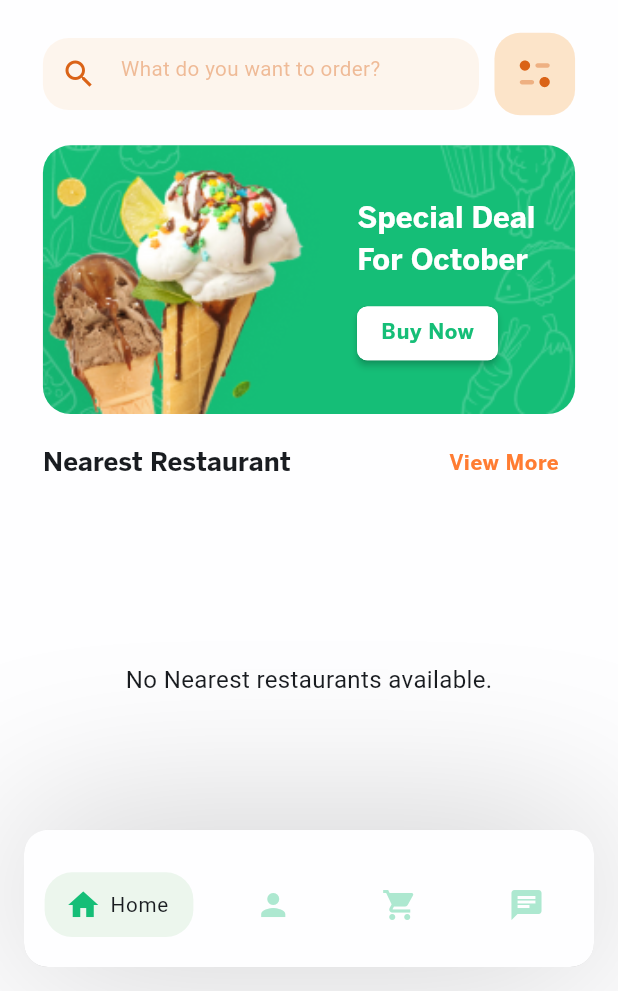
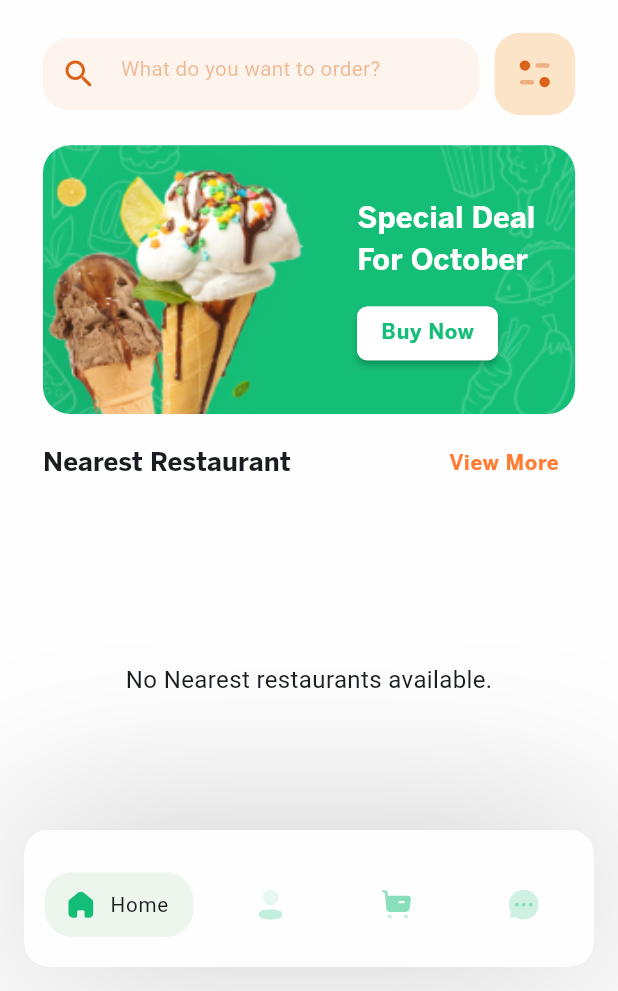
Before and after one commit to mahafarghaly/Food-Delivery, a Flutter app: the screen it shows after launch, on a phone screen of 412 x 824 dp, the part 245-1236 px from its top. Run offline on Flutter 3.47's test engine with Material 3 defaults, Android fonts, the phone set to English and light mode, and no system bars; our stand-ins replace bloc, cloud_firestore, equatable, firebase_core, flutter_bloc, flutter_screenutil and 3 more; accounts and stored records are empty; Roboto replaces fonts that are missing (BentonSans Medium).

Commit message:
update botom nav icon

```diff
--- a/lib/app.dart
+++ b/lib/app.dart
@@ -36,9 +36,9 @@ class FoodDeliveryApp extends StatelessWidget {
 
           final screens = [
           const HomeScreen(),
-            const Center(child: Text("Search Screen")),
             const Center(child: Text("Profile Screen")),
-            const Center(child: Text("Profile Screen")),
+            const Center(child: Text("Cart Screen")),
+            const Center(child: Text("Chat Screen")),
           ];
           return Scaffold(
             body: Stack(
@@ -78,24 +78,24 @@ class FoodDeliveryApp extends StatelessWidget {
                   items: [
                     buildNavItem(
                       context,
-                      icon: Icons.home,
+                      icon: AppAssets.home,
                       label: "Home",
                       isSelected: state.currentIndex == 0,
                     ),
                     buildNavItem(
                       context,
-                      icon: Icons.person,
+                      icon: AppAssets.profile,
                       label: "Profile",
                       isSelected: state.currentIndex == 1,
                     ),
                     buildNavItem(
                       context,
-                      icon: Icons.shopping_cart,
+                      icon: AppAssets.buy,
                       label: "Cart",
                       isSelected: state.currentIndex == 2,
                     ),
                     buildNavItem(context,
-                      icon: Icons.chat,
+                      icon: AppAssets.chat,
                       label: "Chat",
                       isSelected: state.currentIndex == 3,
                     ),
--- a/lib/core/utils/app_assets.dart
+++ b/lib/core/utils/app_assets.dart
@@ -5,5 +5,8 @@ class AppAssets{
   static String curve ="assets/images/curve.svg";
   static String bannerBackground ="assets/images/promo_advertising.png";
   static String testImage ="assets/images/test.png";
-  static String testNetworkMeal ="https://media.istockphoto.com/id/920931456/photo/healthy-buddha-bowl-lunch-with-grilled-chicken-quinoa-spinach-avocado-brussels-sprouts.jpg?s=612x612&w=0&k=20&c=2ZMDpAVWCpjWC801LqWqTck54C6cvZUgtlXZzx7oim0=";
+  static String home ="assets/images/home.svg";
+  static String chat ="assets/images/chat.svg";
+  static String buy ="assets/images/buy.svg";
+  static String profile ="assets/images/profile.svg";
 }
--- a/lib/features/base/presentation/widgets/bottom_nav_item.dart
+++ b/lib/features/base/presentation/widgets/bottom_nav_item.dart
@@ -1,10 +1,11 @@
 import 'package:flutter/material.dart';
 import 'package:flutter_screenutil/flutter_screenutil.dart';
+import 'package:flutter_svg/svg.dart';
 import 'package:food_app/core/exenstions/context_extenstion.dart';
 
-
-BottomNavigationBarItem buildNavItem(BuildContext context,{
-  required IconData icon,
+BottomNavigationBarItem buildNavItem(
+  BuildContext context, {
+  required String icon,
   required String label,
   required bool isSelected,
 }) {
@@ -22,9 +23,16 @@ BottomNavigationBarItem buildNavItem(BuildContext context,{
         mainAxisSize: MainAxisSize.min,
         children: [
           Expanded(
-            child: Icon(
+            child: SvgPicture.asset(
               icon,
+              color: isSelected
+                  ? context.colorScheme.primary
+                  : context.colorScheme.primary.withOpacity(0.5),
+              // colorFilter: ColorFilter.mode(Colors.red, BlendMode.srcIn),
             ),
+            // Icon(
+            //   icon,
+            // ),
           ),
           SizedBox(
             width: 8.w,
@@ -32,14 +40,10 @@ BottomNavigationBarItem buildNavItem(BuildContext context,{
           if (isSelected)
             Expanded(
               flex: 2,
-              child: Text(
-                label,
+              child: Text(label,
                   style: context.textTheme.labelMedium?.copyWith(
                       overflow: TextOverflow.ellipsis,
-                    fontFamily: "BentonSans Medium"
-                )
-
-              ),
+                      fontFamily: "BentonSans Medium")),
             ),
         ],
       ),
--- a/lib/features/home/presentation/views/widgets/banner_displayt.dart
+++ b/lib/features/home/presentation/views/widgets/banner_displayt.dart
@@ -32,11 +32,12 @@ class BannerDisplay extends StatelessWidget {
                   child: Text("Special Deal For October",style:context.textTheme.titleSmall?.copyWith(
                     color: context.colorScheme.onPrimary
                   ),
+
                   )
                 ),
                 Expanded(
                   child: MaterialButton(
-                    height: 32.h,
+                 height: 32.h,
                     color: context.colorScheme.onPrimary,
                     shape:OutlineInputBorder(
                       borderRadius: BorderRadius.circular(6.r),
--- a/lib/features/search/search_result_screen.dart
+++ b/lib/features/search/search_result_screen.dart
@@ -43,7 +43,8 @@ class SearchResultScreen extends StatelessWidget {
                       children: [
                         const HomeAppbarSection().paddingTop(60.h),
                         Padding(
-                          padding:  EdgeInsets.symmetric(horizontal: 25.w,vertical: 20.h),
+                          padding: EdgeInsets.symmetric(
+                              horizontal: 25.w, vertical: 20.h),
                           child: Wrap(
                             spacing: 8.0,
                             runSpacing: 8.0,
@@ -54,11 +55,12 @@ class SearchResultScreen extends StatelessWidget {
                                               .filteredRestaurants.isNotEmpty ||
                                           searchState.filteredMenu.isNotEmpty)
                                   ? CustomChip(
-                                      label:
-                                          "${searchState.selectedDistance!.toString()} KM",
-                                      isSelected: searchState.selectedDistance !=
-                                              0 ||
-                                          searchState.selectedDistance != null,
+                                      label:searchState.selectedDistance! < 10?"<10 KM":searchState.selectedDistance! > 10?">10 KM":
+                                          "1 KM",
+                                      isSelected:
+                                          searchState.selectedDistance != 0 ||
+                                              searchState.selectedDistance !=
+                                                  null,
                                       onTap: () {},
                                       onDelete: () {
                                         context
```
Also changed, not shown: lib/features/home/presentation/views/widgets/notfication_section.dart (+7 -5 lines), assets/images/buy.svg (added), assets/images/chat.svg (added), assets/images/home.svg (added), assets/images/profile.svg (added). Lines whose indentation alone changed are shown as unchanged.
